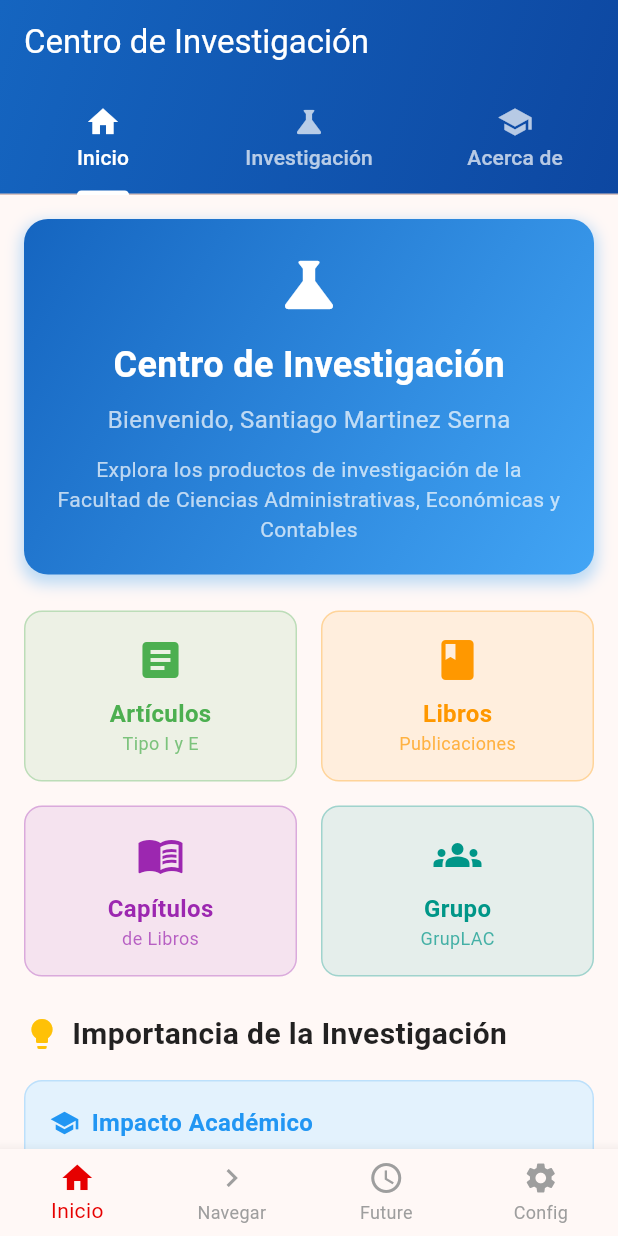
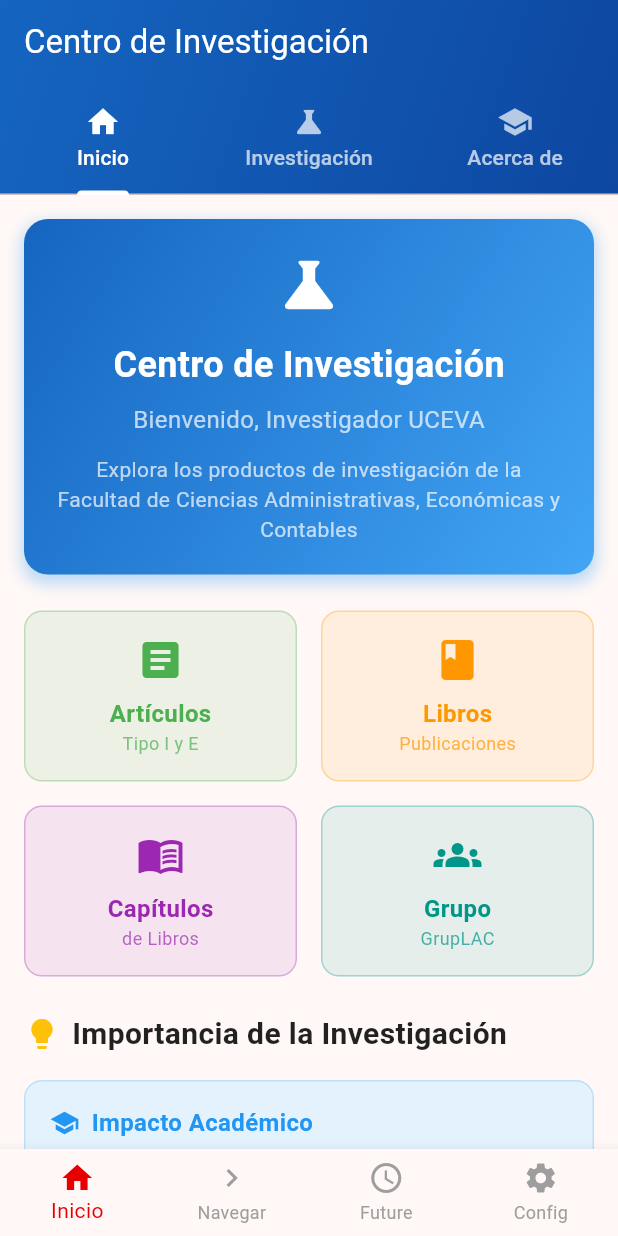
Before and after one commit to SantyMsss/mobile_development, a Flutter app: the screen it shows after launch, on a phone screen of 412 x 824 dp. Run offline on Flutter 3.47's test engine with Material 3 defaults, Android fonts, the phone set to English and light mode, and no system bars; our stand-ins replace flutter_dotenv, go_router.

Commit message:
change name intro

```diff
--- a/lib/views/home/home_screen.dart
+++ b/lib/views/home/home_screen.dart
@@ -12,7 +12,7 @@ class HomeScreen extends StatefulWidget {
 
 class _HomeScreenState extends State<HomeScreen> {
   String appBarTitle = "Centro de Investigación";
-  final String studentName = "Santiago Martinez Serna";
+  final String studentName = "Investigador UCEVA";
   int _currentTabIndex = 0;
 
   @override
```
